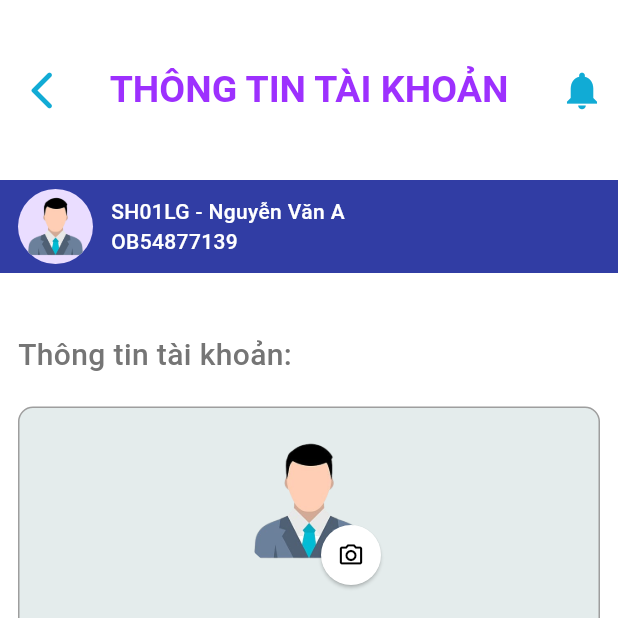
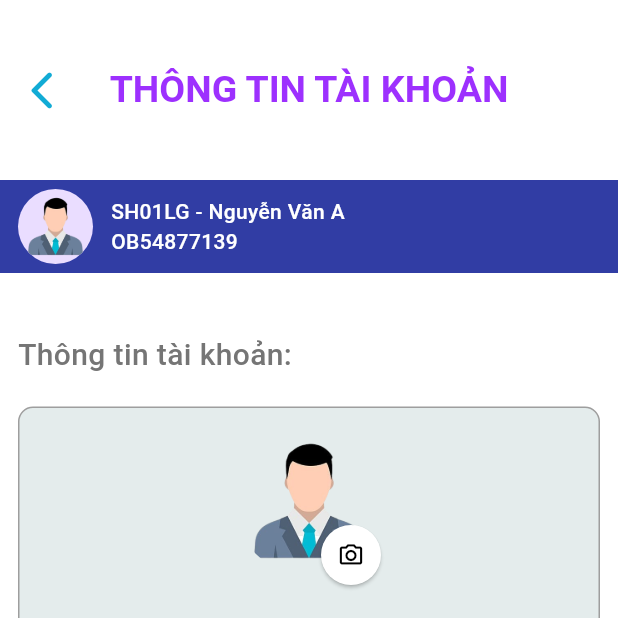
Before and after one commit to BuuMJ/Smart-Factory, a Flutter app: the Account screen opened by its route, on a phone screen of 412 x 824 dp, the top half of it. Run offline on Flutter 3.47's test engine with Material 3 defaults, Android fonts, the light colour scheme and no system bars; our stand-ins replace image_picker.

Commit message:
updated function and components

```diff
--- a/lib/components/HeaderApp.dart
+++ b/lib/components/HeaderApp.dart
@@ -4,14 +4,22 @@ import 'package:smart_factory/constants/styles.dart';
 
 class HeaderApp extends StatelessWidget implements PreferredSizeWidget {
   final String title;
-
-  const HeaderApp({
-    super.key,
-    required this.title,
-  });
+  final Icon? icon;
+  final VoidCallback? onPressed;
+  const HeaderApp({super.key, required this.title, this.icon, this.onPressed});
 
   @override
   Widget build(BuildContext context) {
+    List<Widget> actions = [];
+
+    if (icon != null) {
+      actions.add(
+        IconButton(
+          icon: icon!,
+          onPressed: onPressed,
+        ),
+      );
+    }
     return AppBar(
         centerTitle: true,
         backgroundColor: bgColor,
@@ -31,17 +39,7 @@ class HeaderApp extends StatelessWidget implements PreferredSizeWidget {
           style: const TextStyle(
               fontSize: 25, fontWeight: FontWeight.bold, color: mainColor),
         ),
-      actions: [
-        IconButton(
-          icon: const Icon(
-            Icons.notifications,
-            color: secondColor,
-            size: AppStyles.sizeIconHeader, // Màu của icon thông báo
-          ),
-          onPressed: () {},
-        ),
-      ],
-    );
+        actions: actions);
   }
 
   @override
```
Also changed, not shown: lib/pages/admin/data.dart (+12 -1 lines). Lines whose indentation alone changed are shown as unchanged.
